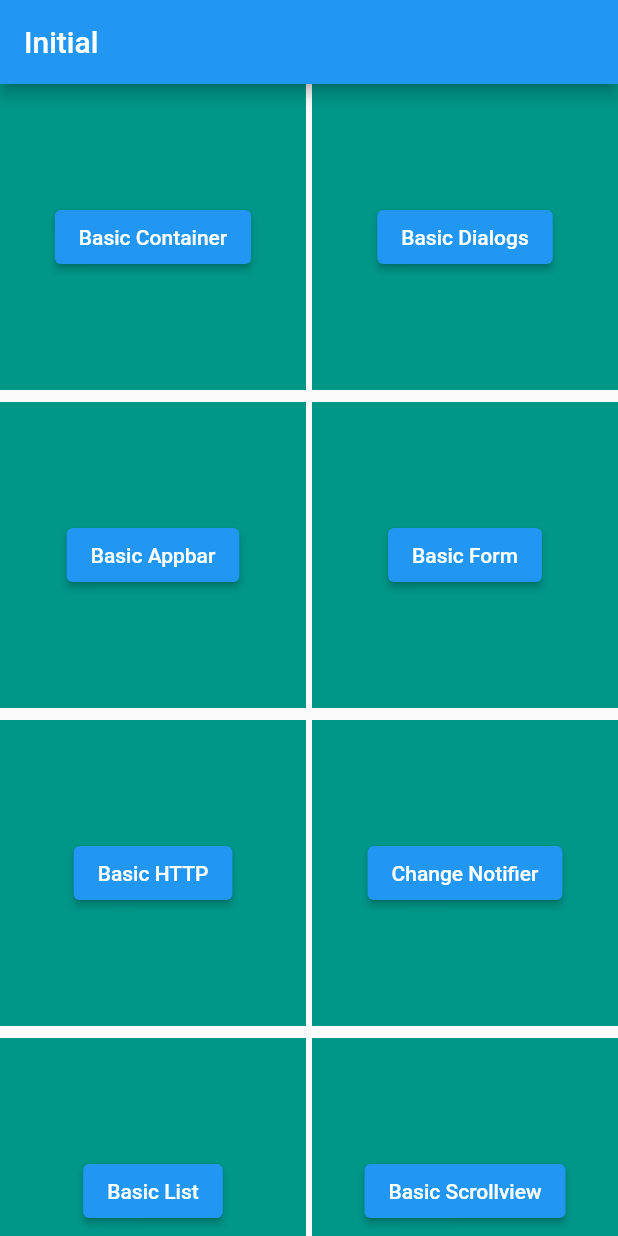
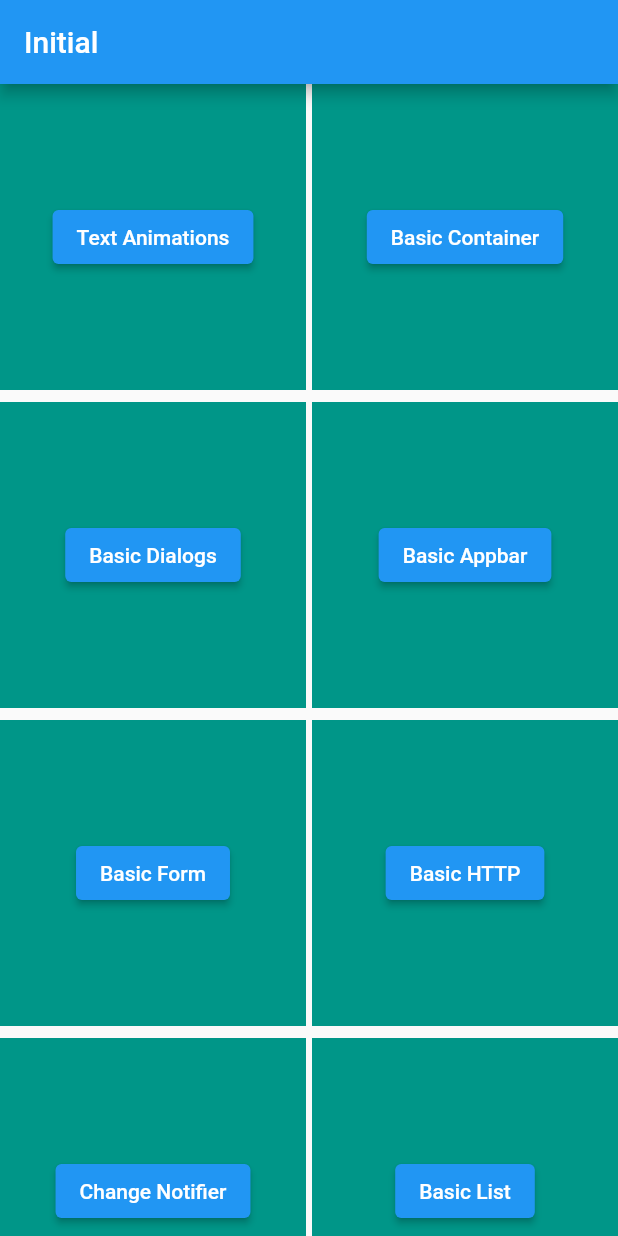
Before and after one commit to dilipkumar4813/flutter_illustrations, a Flutter app: the screen it shows after launch, on a phone screen of 412 x 824 dp. Run offline on Flutter 3.47's test engine with Material 2 defaults, Android fonts, the light colour scheme and no system bars; our stand-ins replace animated_text_kit, fluttertoast.

Commit message:
Fonts & Animations
Adding custom animations and adding custom fonts

```diff
--- a/lib/main.dart
+++ b/lib/main.dart
@@ -1,4 +1,5 @@
 import 'package:flutter/material.dart';
+import 'package:flutter_illustrations/utils/routes/animation_routes.dart';
 import 'utils/routes/route_strings.dart';
 import 'utils/routes/basic_routes.dart';
 import 'models/person.dart';
@@ -32,7 +33,7 @@ class MyApp extends StatelessWidget {
       ),
       // home: MyHomePage(title: "Testing the values"),
       initialRoute: AppRoutes.home,
-      routes: {...basicRoutes},
+      routes: {...basicRoutes, ...animationRoutes},
     );
   }
 }
--- a/lib/screens/homepage.dart
+++ b/lib/screens/homepage.dart
@@ -1,4 +1,5 @@
 import 'package:flutter/material.dart';
+import 'package:flutter_illustrations/utils/routes/route_animations.dart';
 import 'package:flutter_illustrations/utils/routes/route_strings.dart';
 import '../models/home.dart';
 
@@ -13,6 +14,9 @@ class MyHomePage extends StatefulWidget {
 
 class _MyHomePageState extends State<MyHomePage> {
   List<Home> routes = [
+    Home(
+        route: AppAnimationsRoutes.textAnimations,
+        buttonTitle: "Text Animations"),
     Home(route: AppRoutes.containers, buttonTitle: "Basic Container"),
     Home(route: AppRoutes.dialogs, buttonTitle: "Basic Dialogs"),
     Home(route: AppRoutes.appBar, buttonTitle: "Basic Appbar"),
@@ -26,6 +30,7 @@ class _MyHomePageState extends State<MyHomePage> {
         buttonTitle: "Basic Nested Scrollview"),
     Home(route: AppRoutes.basicGridView, buttonTitle: "Basic Gridview"),
   ];
+
   @override
   Widget build(BuildContext context) {
     return Scaffold(
--- /dev/null
+++ b/lib/utils/routes/animation_routes.dart
@@ -0,0 +1,6 @@
+import 'route_animations.dart';
+import '../screens.dart';
+
+Map animationRoutes = {
+  AppAnimationsRoutes.textAnimations: (context) => const TextAnimations(),
+};
--- /dev/null
+++ b/lib/utils/routes/route_animations.dart
@@ -0,0 +1,3 @@
+class AppAnimationsRoutes {
+  static String textAnimations = "/textAnimations";
+}
--- a/lib/utils/screens.dart
+++ b/lib/utils/screens.dart
@@ -10,3 +10,4 @@ export '../screens/basic/basic_list_details.dart';
 export '../screens/basic/basic_scrollview.dart';
 export '../screens/basic/basic_nested_scrollview.dart';
 export '../screens/basic/basic_gridview.dart';
+export '../screens/animate/text_animations.dart';
```
Also changed, not shown: lib/screens/animate/text_animations.dart (added, +64 -0 lines), pubspec.yaml (+18 -0 lines), assets/fonts/Orbitron-Black.ttf (added), assets/fonts/Orbitron-Bold.ttf (added), assets/fonts/Orbitron-ExtraBold.ttf (added), assets/fonts/Orbitron-Medium.ttf (added), assets/fonts/Orbitron-Regular.ttf (added), assets/fonts/Orbitron-SemiBold.ttf (added), 5 other files.
